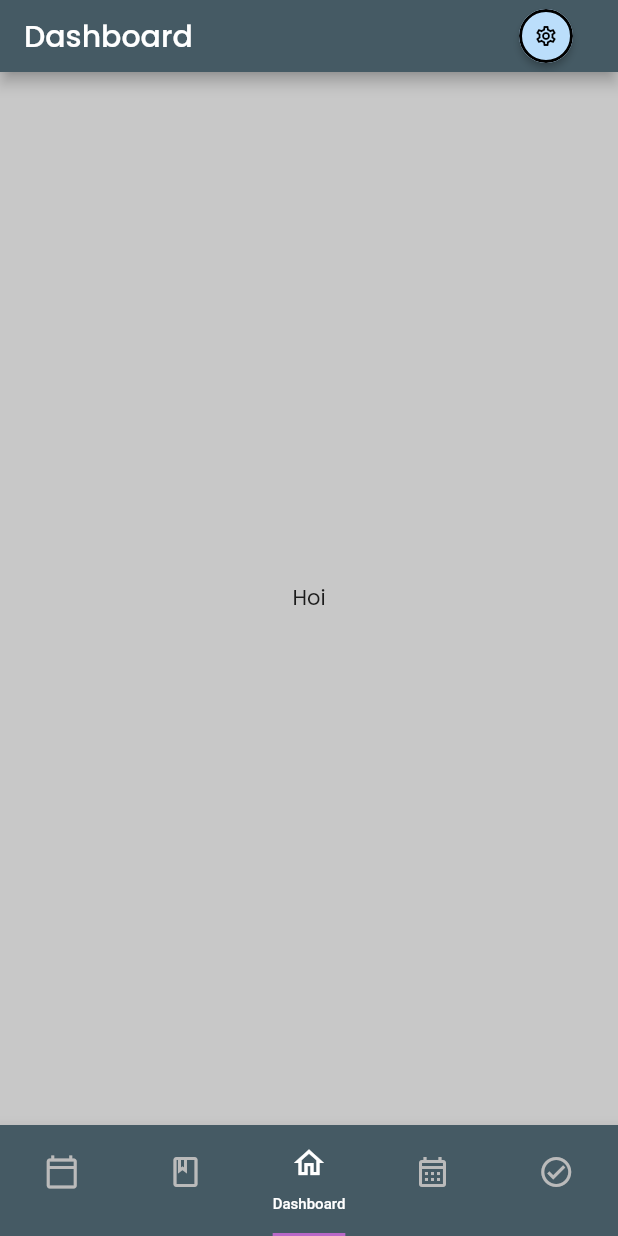
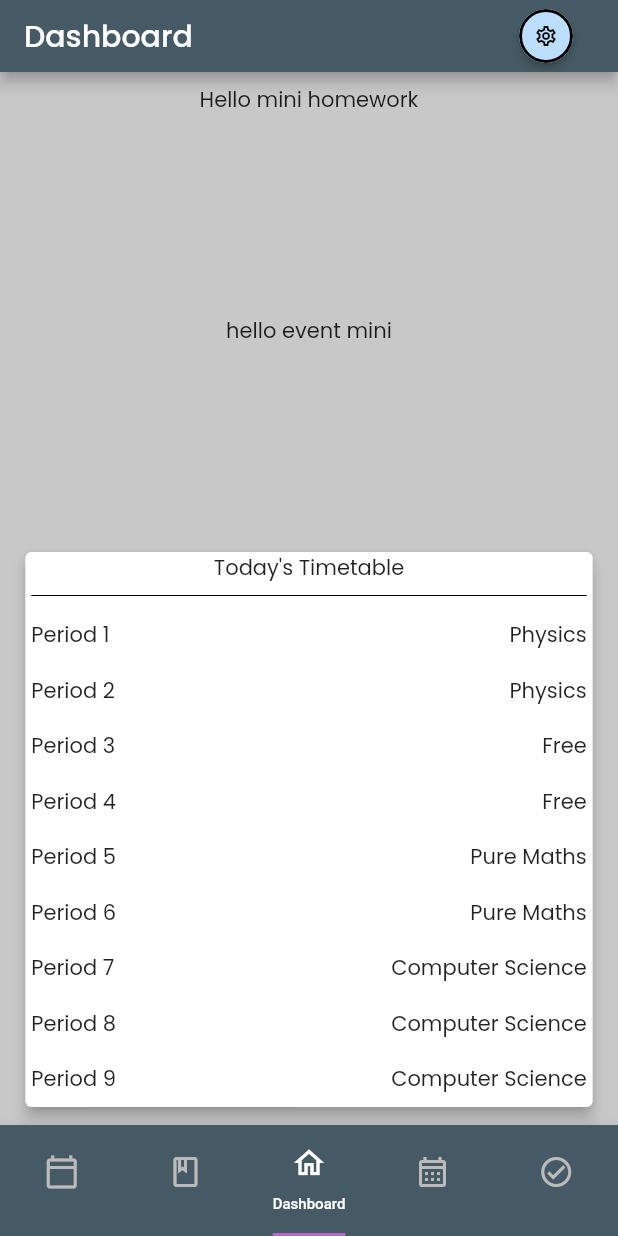
Before and after one commit to whitetxt/planner_app, a Flutter app: the screen it shows after launch, on a phone screen of 412 x 824 dp. Run offline on Flutter 3.47's test engine with Material 2 defaults, Android fonts, the phone set to English and light mode, and no system bars; drawn by our look-alikes of auto_size_text; our stand-ins replace google_fonts.

Commit message:
Major Changes Updated Homework Page Started work on dashboard Made timetable data global

```diff
--- a/lib/calendar.dart
+++ b/lib/calendar.dart
@@ -1,6 +1,20 @@
 import "package:flutter/material.dart";
 
-import "pl_appbar.dart";
+import "pl_appbar.dart"; // Provides PLAppBar for the bar at the top of the screen.
+
+class EventsMini extends StatefulWidget {
+  const EventsMini({Key? key}) : super(key: key);
+
+  @override
+  State<EventsMini> createState() => _EventsMiniState();
+}
+
+class _EventsMiniState extends State<EventsMini> {
+  @override
+  Widget build(BuildContext context) {
+    return Container(child: const Text("hello event mini"));
+  }
+}
 
 class CalendarPage extends StatefulWidget {
   const CalendarPage({Key? key}) : super(key: key);
@@ -15,7 +29,7 @@ class _CalendarPageState extends State<CalendarPage> {
     return Scaffold(
       appBar: PLAppBar("Calendar", context),
       backgroundColor: Theme.of(context).backgroundColor,
-      body: Center(
+      body: const Center(
         child: Text("Hello"),
       ),
     );
--- a/lib/dashboard.dart
+++ b/lib/dashboard.dart
@@ -1,6 +1,9 @@
 import "package:flutter/material.dart";
 
-import "pl_appbar.dart";
+import "pl_appbar.dart"; // Provides PLAppBar for the bar at the top of the screen.
+import "timetable.dart"; // Provides TodayTimetable
+import "homework.dart"; // Provides HomeworkMini
+import "calendar.dart"; // Provides EventsMini
 
 class Dashboard extends StatefulWidget {
   const Dashboard({Key? key}) : super(key: key);
@@ -15,8 +18,21 @@ class _DashboardState extends State<Dashboard> {
     return Scaffold(
       appBar: PLAppBar("Dashboard", context),
       backgroundColor: Theme.of(context).backgroundColor,
-      body: Center(
-        child: Text("Hoi"),
+      body: Row(
+        mainAxisAlignment: MainAxisAlignment.center,
+        children: <Widget>[
+          Padding(
+            padding: const EdgeInsets.fromLTRB(0, 8, 0, 8),
+            child: Column(
+              mainAxisAlignment: MainAxisAlignment.spaceBetween,
+              children: const <Widget>[
+                HomeworkMini(),
+                EventsMini(),
+                TodayTimetable(),
+              ],
+            ),
+          ),
+        ],
       ),
     );
   }
--- a/lib/exams.dart
+++ b/lib/exams.dart
@@ -1,6 +1,6 @@
 import "package:flutter/material.dart";
 
-import "pl_appbar.dart";
+import "pl_appbar.dart"; // Provides PLAppBar for the bar at the top of the screen.
 
 class ExamPage extends StatefulWidget {
   const ExamPage({Key? key}) : super(key: key);
@@ -15,7 +15,7 @@ class _ExamPageState extends State<ExamPage> {
     return Scaffold(
       appBar: PLAppBar("Exams", context),
       backgroundColor: Theme.of(context).backgroundColor,
-      body: Center(
+      body: const Center(
         child: Text("Hoi"),
       ),
     );
--- a/lib/timetable.dart
+++ b/lib/timetable.dart
@@ -1,7 +1,65 @@
 import 'package:auto_size_text/auto_size_text.dart';
 import 'package:flutter/material.dart';
 
-import "pl_appbar.dart";
+import "pl_appbar.dart"; // Provides PLAppBar for the bar at the top of the screen.
+
+List<List<String>> sampleTimetableData = [
+  [
+    "Applied Maths",
+    "Applied Maths",
+    "Free",
+    "Free",
+    "Free",
+    "Free",
+    "Computer Science",
+    "Free",
+    "Free",
+  ],
+  [
+    "Computer Science",
+    "Computer Science",
+    "Free",
+    "Free",
+    "Physics",
+    "Physics",
+    "Games",
+    "Games",
+    "Games",
+  ],
+  [
+    "Pure Maths",
+    "Pure Maths",
+    "Free",
+    "Free",
+    "Physics",
+    "Physics",
+    "Applied Maths",
+    "Free",
+    "Free",
+  ],
+  [
+    "Physics",
+    "Physics",
+    "Free",
+    "Free",
+    "Pure Maths",
+    "Pure Maths",
+    "Computer Science",
+    "Computer Science",
+    "Computer Science",
+  ],
+  [
+    "Pure Maths",
+    "Pure Maths",
+    "Physics",
+    "Physics",
+    "Free",
+    "Free",
+    "Free",
+    "Computer Science",
+    "Computer Science",
+  ],
+];
 
 class TimetableSlot extends StatefulWidget {
   const TimetableSlot(
@@ -87,6 +145,65 @@ class _TimetableSlotState extends State<TimetableSlot> {
   }
 }
 
+class TodayTimetable extends StatefulWidget {
+  const TodayTimetable({Key? key}) : super(key: key);
+
+  @override
+  State<TodayTimetable> createState() => _TodayTimetableState();
+}
+
+class _TodayTimetableState extends State<TodayTimetable> {
+  @override
+  Widget build(BuildContext context) {
+    int today = DateTime.now().weekday;
+    if (today >= 6) {
+      // If Sat or Sun
+      return Card(
+        elevation: 4,
+        child: Column(
+          mainAxisAlignment: MainAxisAlignment.center,
+          children: const <Widget>[
+            AutoSizeText(
+              "No lessons today.",
+              minFontSize: 8,
+              maxFontSize: 32,
+            ),
+          ],
+        ),
+      );
+    }
+    today--;
+    return SizedBox(
+      width: 15 * MediaQuery.of(context).size.width / 16,
+      child: Card(
+        elevation: 4,
+        child: Column(
+          children: <Widget>[
+            const Text("Today's Timetable"),
+            const Divider(
+              indent: 4,
+              endIndent: 4,
+            ),
+            ...[
+              for (int idx = 0; idx < sampleTimetableData[today].length; idx++)
+                Padding(
+                  padding: const EdgeInsets.fromLTRB(4, 8, 4, 8),
+                  child: Row(
+                    mainAxisAlignment: MainAxisAlignment.spaceBetween,
+                    children: <Widget>[
+                      Text("Period ${idx + 1}"),
+                      Text(sampleTimetableData[today][idx]),
+                    ],
+                  ),
+                ),
+            ]
+          ],
+        ),
+      ),
+    );
+  }
+}
+
 class TimetablePage extends StatefulWidget {
   const TimetablePage({Key? key}) : super(key: key);
 
@@ -97,63 +214,6 @@ class TimetablePage extends StatefulWidget {
 class _TimetablePageState extends State<TimetablePage> {
   // This is a 2D array of subjects in the timetable.
   // This is the format which the API will return once implemented.
-  List<List<String>> sampleTimetableData = [
-    [
-      "Applied Maths",
-      "Applied Maths",
-      "Free",
-      "Free",
-      "Free",
-      "Free",
-      "Computer Science",
-      "Free",
-      "Free",
-    ],
-    [
-      "Computer Science",
-      "Computer Science",
-      "Free",
-      "Free",
-      "Physics",
-      "Physics",
-      "Games",
-      "Games",
-      "Games",
-    ],
-    [
-      "Pure Maths",
-      "Pure Maths",
-      "Free",
-      "Free",
-      "Physics",
-      "Physics",
-      "Applied Maths",
-      "Free",
-      "Free",
-    ],
-    [
-      "Physics",
-      "Physics",
-      "Free",
-      "Free",
-      "Pure Maths",
-      "Pure Maths",
-      "Computer Science",
-      "Computer Science",
-      "Computer Science",
-    ],
-    [
-      "Pure Maths",
-      "Pure Maths",
-      "Physics",
-      "Physics",
-      "Free",
-      "Free",
-      "Free",
-      "Computer Science",
-      "Computer Science",
-    ],
-  ];
 
   @override
   Widget build(BuildContext context) {
```
Also changed, not shown: lib/homework.dart (+51 -28 lines).
